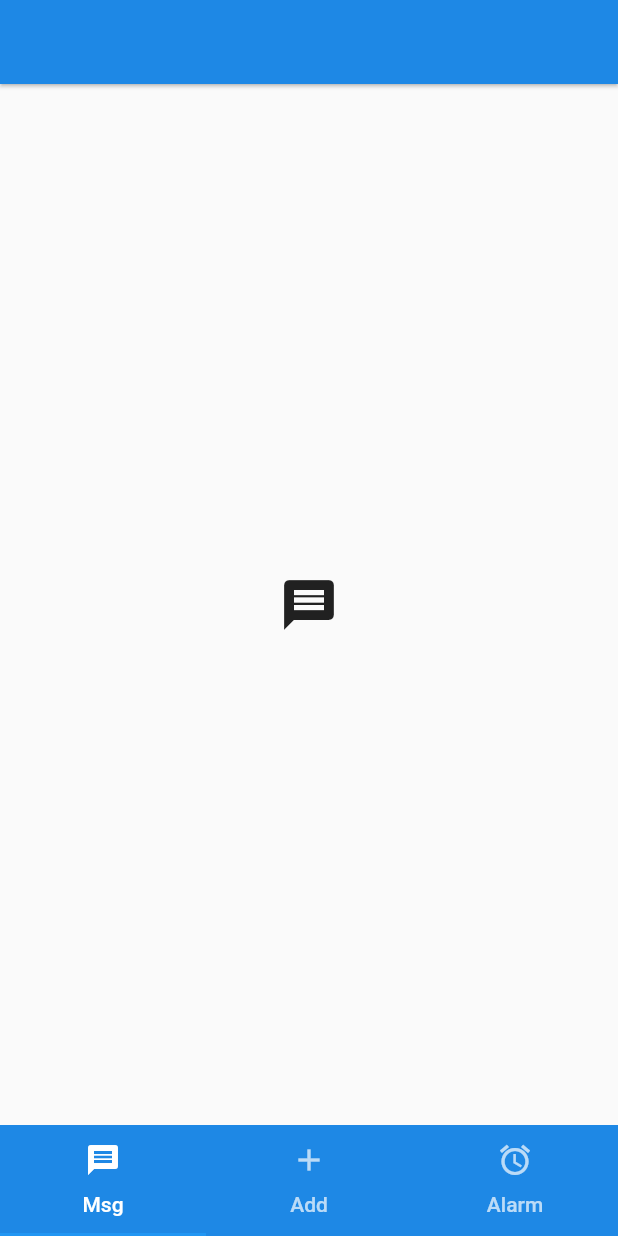
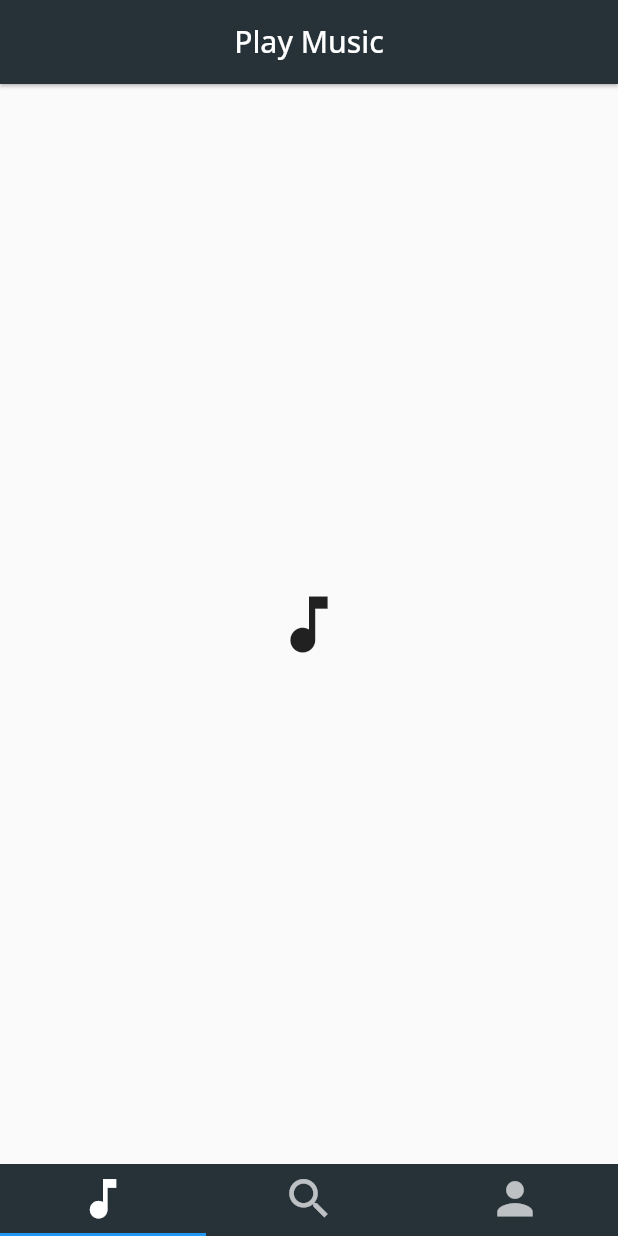
Before and after one commit to Soumitra-Mandal/Flutter_music_player, a Flutter app: the screen it shows after launch, on a phone screen of 412 x 824 dp. Run offline on Flutter 3.47's test engine with Material 2 defaults, Android fonts, the light colour scheme and no system bars.

Commit message:
Screens adjusted

```diff
--- a/lib/main.dart
+++ b/lib/main.dart
@@ -1,4 +1,5 @@
 import 'package:flutter/material.dart';
+import 'package:shared_preferences_flutter_demo/screens/music_gallery.dart';
 
 void main() async {
   runApp(const MyApp());
@@ -15,21 +16,16 @@
   late TabController _tabController;
 
   static const _pages = <Widget>[
+    MusicGallery(),
     Center(
       child: Icon(
-        Icons.message,
+        Icons.search,
         size: 40,
       ),
     ),
     Center(
       child: Icon(
-        Icons.add,
-        size: 40,
-      ),
-    ),
-    Center(
-      child: Icon(
-        Icons.alarm,
+        Icons.person,
         size: 40,
       ),
     )
@@ -37,16 +33,22 @@
 
   static const _tabs = <Tab>[
     Tab(
-      icon: Icon(Icons.message),
-      text: 'Msg',
+      icon: Icon(
+        Icons.music_note,
+        size: 35,
+      ),
     ),
     Tab(
-      icon: Icon(Icons.add),
-      text: 'Add',
+      icon: Icon(
+        Icons.search,
+        size: 35,
+      ),
     ),
     Tab(
-      icon: Icon(Icons.alarm),
-      text: 'Alarm',
+      icon: Icon(
+        Icons.person,
+        size: 35,
+      ),
     ),
   ];
 
@@ -72,14 +74,20 @@
       home: Scaffold(
         appBar: AppBar(
           elevation: 1,
-          backgroundColor: Colors.blue[600],
+          backgroundColor: Colors.blueGrey[900],
+          title: const Center(
+            child: Text(
+              "Play Music",
+              style: TextStyle(fontFamily: "Open Sans"),
+            ),
+          ),
         ),
         body: TabBarView(
           children: _pages,
           controller: _tabController,
         ),
         bottomNavigationBar: Material(
-          color: Colors.blue[600],
+          color: Colors.blueGrey[900],
           child: TabBar(
             tabs: _tabs,
             controller: _tabController,
--- /dev/null
+++ b/lib/screens/music_gallery.dart
@@ -0,0 +1,15 @@
+import 'package:flutter/material.dart';
+
+class MusicGallery extends StatelessWidget {
+  const MusicGallery({Key? key}) : super(key: key);
+
+  @override
+  Widget build(BuildContext context) {
+    return const Center(
+      child: Icon(
+        Icons.music_note,
+        size: 50,
+      ),
+    );
+  }
+}
```
Also changed, not shown: pubspec.yaml (+6 -21 lines), assets/fonts/Open-Sans-Italic.ttf (added), assets/fonts/Open-Sans.ttf (added).
